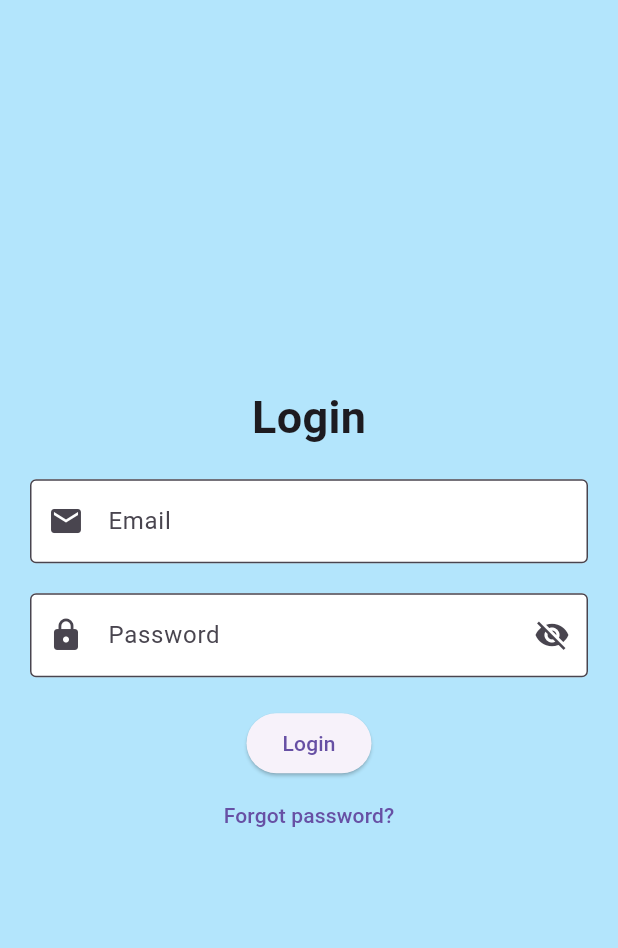
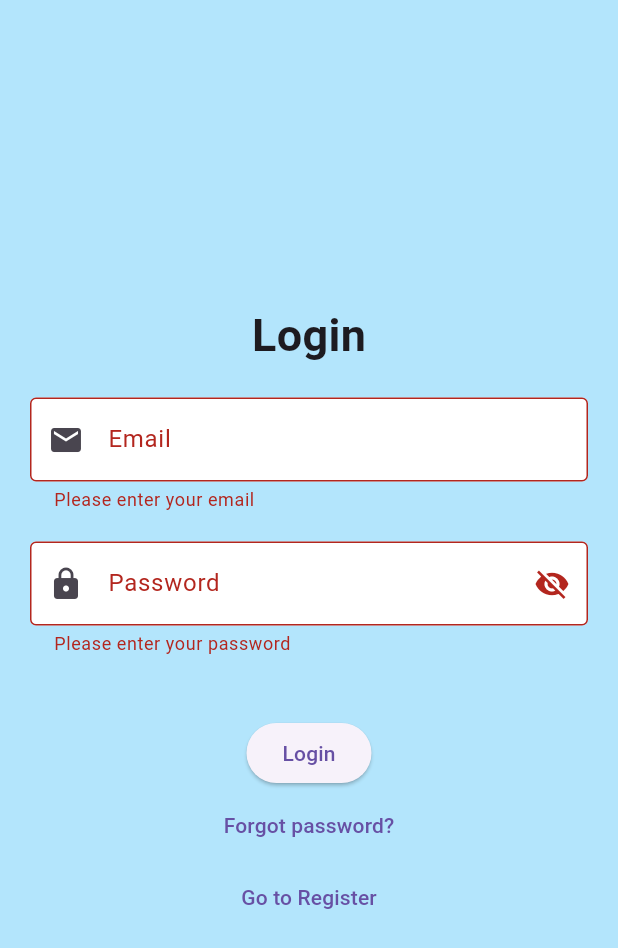
Before and after one commit to QHanif/iStarpoint, a Flutter app: the screen it shows after launch, after a tap on "Login", on a phone screen of 412 x 824 dp. Shown: the top 948 px of the screen. Run offline on Flutter 3.47's test engine with Material 3 defaults, Android fonts, the phone set to English and light mode, and no system bars; our stand-ins replace firebase_auth, firebase_core; accounts and stored records are empty.

Commit message:
Update loginscreen.dart

```diff
--- a/lib/pages/loginscreen.dart
+++ b/lib/pages/loginscreen.dart
@@ -24,12 +24,36 @@ class _LoginPageState extends State<LoginPage> {
     });
   }
 
+  Future<void> signInWithEmailAndPassword() async {
+    try {
+      await Auth().signInWithEmailAndPassword(
+        email: _controllerEmail.text,
+        password: _controllerPassword.text,
+      );
+    } on FirebaseAuthException catch (e) {
+      setState(() {
+        switch (e.code) {
+          case 'invalid-credential':
+            errorMessage = 'Invalid email/password entered. Please try again.';
+            break;
+          default:
+            errorMessage =
+                'An unknown error occurred with error code: ${e.code}.';
+        }
+      });
+    }
+  }
+
+  final _formKey = GlobalKey<FormState>();
+
   @override
   Widget build(BuildContext context) {
     return Scaffold(
       body: Container(
         color: Colors.lightBlue[100], // Set the background color to light blue
         padding: EdgeInsets.all(20.0),
+        child: Form(
+          key: _formKey,
           child: Column(
             mainAxisAlignment: MainAxisAlignment.center,
             children: <Widget>[
@@ -38,8 +62,9 @@ class _LoginPageState extends State<LoginPage> {
                 style: TextStyle(fontSize: 30, fontWeight: FontWeight.bold),
               ),
               SizedBox(height: 20),
-            TextField(
+              TextFormField(
                 controller: _controllerEmail,
+                validator: validator.validateEmail,
                 decoration: InputDecoration(
                   fillColor: Colors.white, // Set the fill color to white
                   filled: true, // Enable fill color
@@ -49,9 +74,10 @@ class _LoginPageState extends State<LoginPage> {
                 ),
               ),
               SizedBox(height: 20),
-            TextField(
+              TextFormField(
                 controller: _controllerPassword,
                 obscureText: _isHiddenPassword,
+                validator: validator.validatePassword,
                 decoration: InputDecoration(
                   fillColor: Colors.white, // Set the fill color to white
                   filled: true, // Enable fill color
@@ -60,17 +86,23 @@ class _LoginPageState extends State<LoginPage> {
                   prefixIcon: Icon(Icons.lock),
                   suffixIcon: IconButton(
                     icon: Icon(
-                    _isHiddenPassword ? Icons.visibility_off : Icons.visibility,
+                      _isHiddenPassword
+                          ? Icons.visibility_off
+                          : Icons.visibility,
                     ),
                     onPressed: _togglePasswordView,
                   ),
                 ),
               ),
+              Text(errorMessage == '' ? '' : 'Hmm ? $errorMessage',
+                  style: const TextStyle(color: Colors.red)),
               SizedBox(height: 20),
               ElevatedButton(
                 child: Text('Login'),
                 onPressed: () {
-                // Handle login logic here
+                  if (_formKey.currentState!.validate()) {
+                    signInWithEmailAndPassword();
+                  } // Handle login logic here
                 },
               ),
               TextButton(
@@ -79,7 +111,14 @@ class _LoginPageState extends State<LoginPage> {
                   // Handle forgot password logic here
                 },
               ),
+              TextButton(
+                onPressed: () {
+                  Navigator.pushNamed(context, '/register');
+                },
+                child: const Text('Go to Register'),
+              ),
             ],
+          ),
         ),
       ),
     );
```
Lines whose indentation alone changed are shown as unchanged.
